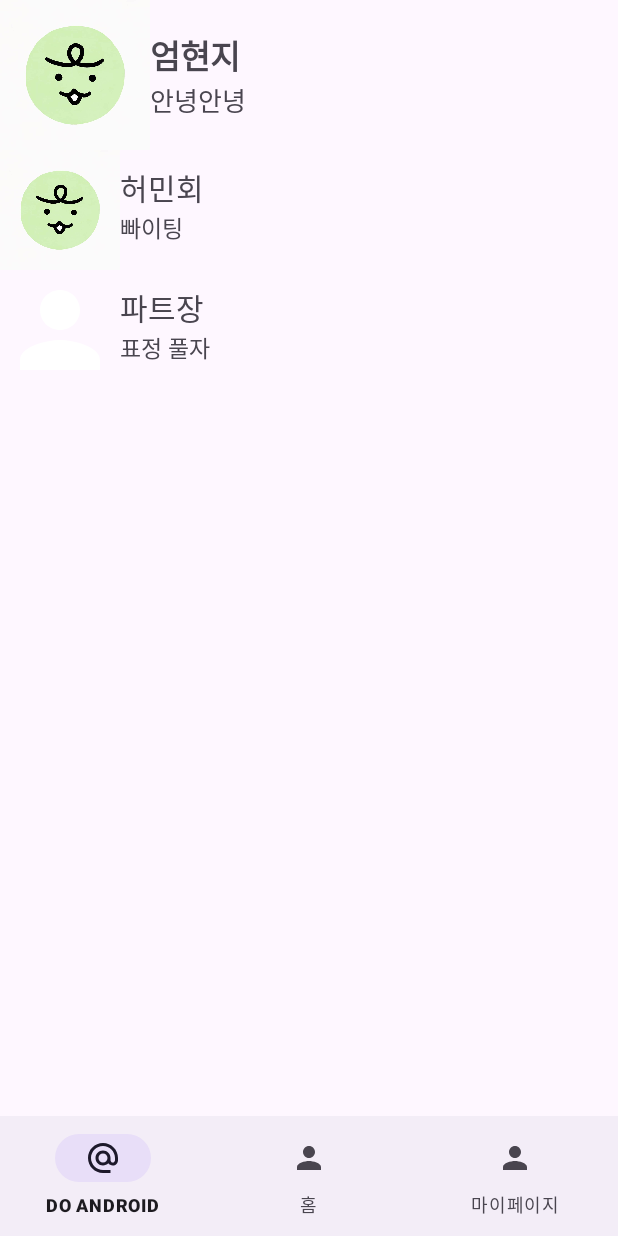
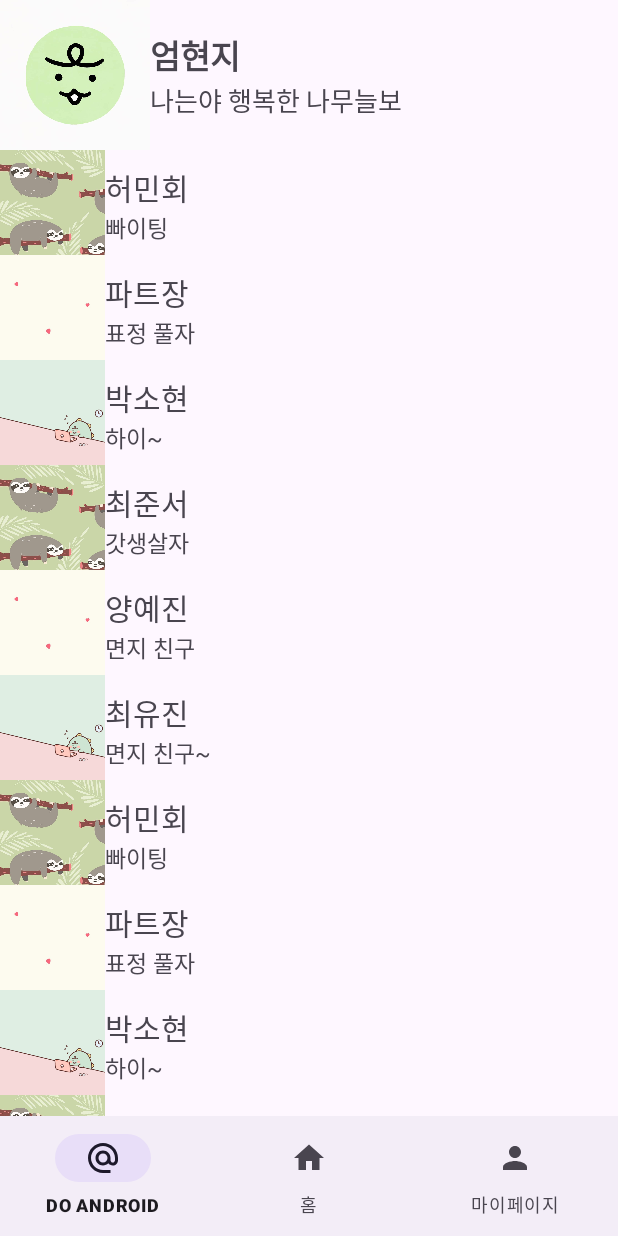
Before and after one commit to DO-SOPT-ANDROID/hyunji-um, an Android app: the HomeFragment screen opened directly, with no data from a screen before it, on a phone screen of 412 x 824 dp. Run offline under Robolectric (Android 15) with nearby library versions, the phone set to English and light mode, and no system bars.

Commit message:
[UI]: friend 약간 변경

```diff
--- a/app/src/main/java/org/sopt/dosopttemplate/home/HomeFragment.kt
+++ b/app/src/main/java/org/sopt/dosopttemplate/home/HomeFragment.kt
@@ -17,20 +17,33 @@ class HomeFragment : Fragment() {
 
     private val mockFriendList = listOf<PersonInfo>(
         PersonInfo.MyInfo(
-            profileImage = R.drawable.jordy,
-            name = "엄현지",
-            self_description = "안녕안녕",
-        ),
-        PersonInfo.FriendInfo(
-            profileImage = R.drawable.jordy,
-            name = "허민회",
-            self_description = "빠이팅",
-        ),
-        PersonInfo.FriendInfo(
-            profileImage = R.drawable.ic_person_white_24,
-            name = "파트장",
-            self_description = "표정 풀자",
+            profileImage = R.drawable.jordy, name = "엄현지", self_description = "나는야 행복한 나무늘보"
+        ), PersonInfo.FriendInfo(
+            profileImage = R.drawable.sloth, name = "허민회", self_description = "빠이팅"
+        ), PersonInfo.FriendInfo(
+            profileImage = R.drawable.jordy_happy, name = "파트장", self_description = "표정 풀자"
+        ), PersonInfo.FriendInfo(
+            profileImage = R.drawable.jordy_cute, name = "박소현", self_description = "하이~"
+        ), PersonInfo.FriendInfo(
+            profileImage = R.drawable.sloth, name = "최준서", self_description = "갓생살자"
+        ), PersonInfo.FriendInfo(
+            profileImage = R.drawable.jordy_happy, name = "양예진", self_description = "면지 친구"
+        ), PersonInfo.FriendInfo(
+            profileImage = R.drawable.jordy_cute, name = "최유진", self_description = "면지 친구~"
+        ), PersonInfo.FriendInfo(
+            profileImage = R.drawable.sloth, name = "허민회", self_description = "빠이팅"
+        ), PersonInfo.FriendInfo(
+            profileImage = R.drawable.jordy_happy, name = "파트장", self_description = "표정 풀자"
+        ), PersonInfo.FriendInfo(
+            profileImage = R.drawable.jordy_cute, name = "박소현", self_description = "하이~"
+        ), PersonInfo.FriendInfo(
+            profileImage = R.drawable.sloth, name = "최준서", self_description = "갓생살자"
+        ), PersonInfo.FriendInfo(
+            profileImage = R.drawable.jordy_happy, name = "양예진", self_description = "면지 친구"
+        ), PersonInfo.FriendInfo(
+            profileImage = R.drawable.jordy_cute, name = "최유진", self_description = "면지 친구~"
         )
+
     )
 
 
--- /dev/null
+++ b/app/src/main/res/drawable/ic_home_white_24.xml
@@ -0,0 +1,5 @@
+<vector android:height="24dp" android:tint="#FFFFFF"
+    android:viewportHeight="24" android:viewportWidth="24"
+    android:width="24dp" xmlns:android="http://schemas.android.com/apk/res/android">
+    <path android:fillColor="@android:color/white" android:pathData="M10,20v-6h4v6h5v-8h3L12,3 2,12h3v8z"/>
+</vector>
--- a/app/src/main/res/layout/item_friend.xml
+++ b/app/src/main/res/layout/item_friend.xml
@@ -6,7 +6,7 @@
 
     <ImageView
         android:id="@+id/iv_item_friend_img"
-        android:layout_width="80dp"
+        android:layout_width="70dp"
         android:layout_height="0dp"
         android:scaleType="centerCrop"
         android:src="@drawable/jordy"
--- a/app/src/main/res/menu/menu_home.xml
+++ b/app/src/main/res/menu/menu_home.xml
@@ -10,7 +10,7 @@
     <!-- Home -->
     <item
         android:id="@+id/menu_home"
-        android:icon="@drawable/ic_person_white_24"
+        android:icon="@drawable/ic_home_white_24"
         android:title="홈" />
 
     <!-- MyPage -->
```
Also changed, not shown: app/src/main/res/drawable/jordy_cute.png (added), app/src/main/res/drawable/jordy_happy.jpg (added), app/src/main/res/drawable/sloth.jpg (added).
